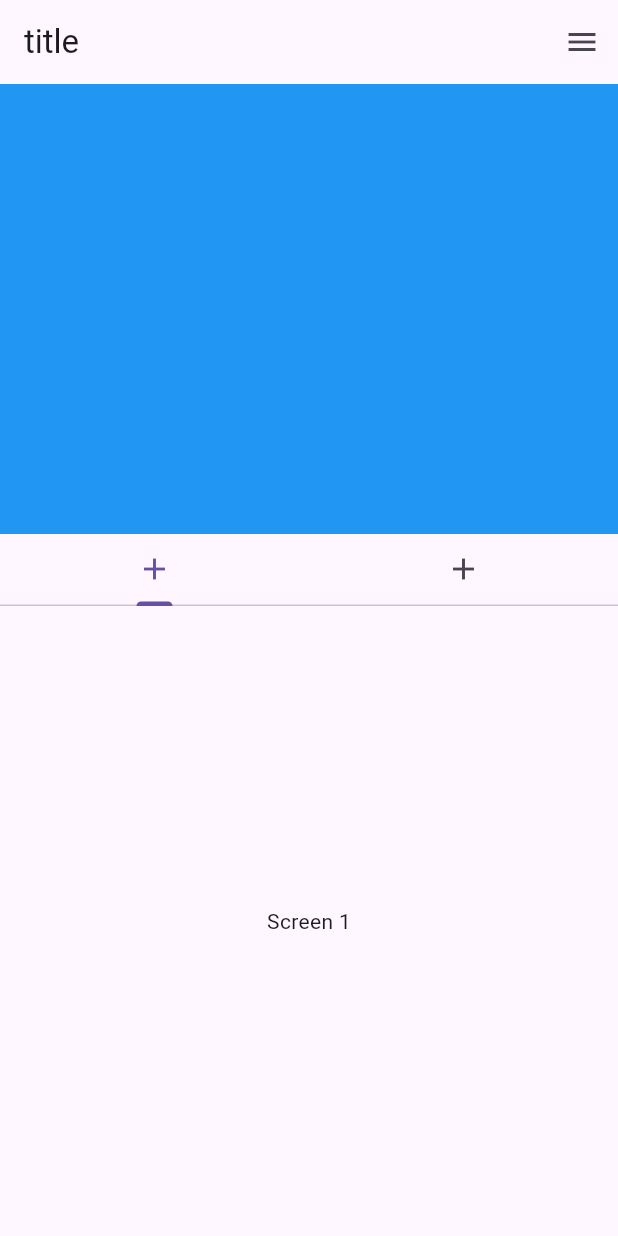
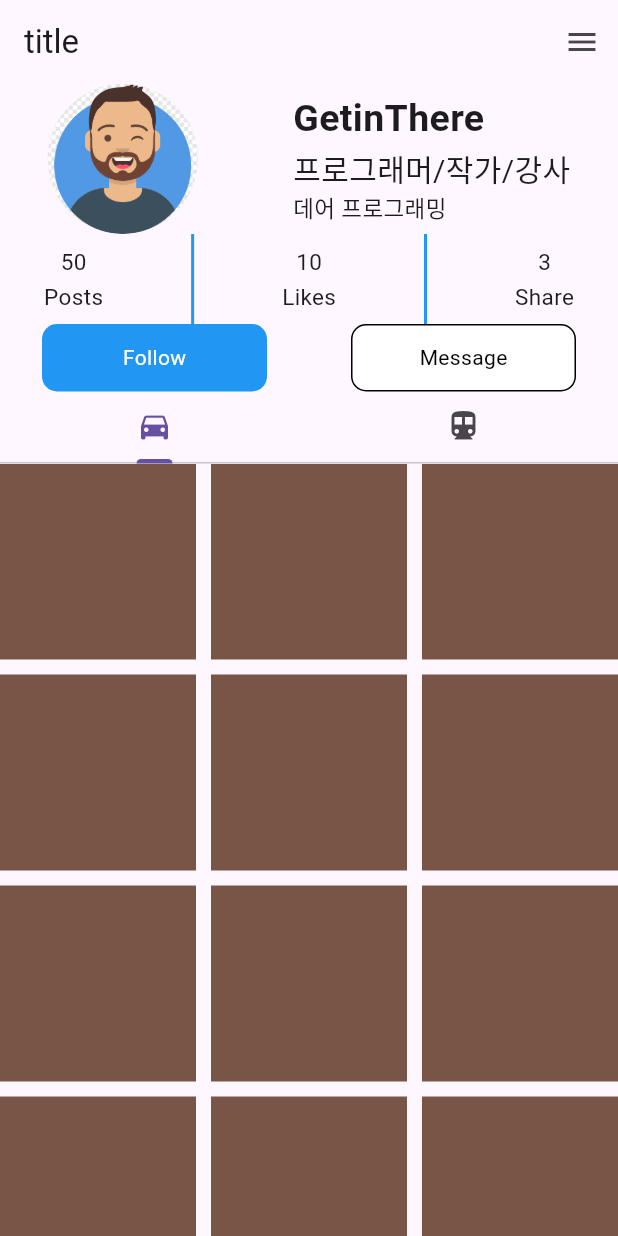
Before and after one commit to chunsicks/flutter-tapbar, a Flutter app: the screen it shows after launch, on a phone screen of 412 x 824 dp. Run offline on Flutter 3.47's test engine with Material 3 defaults, Android fonts, the phone set to English and light mode, and no system bars.

Commit message:
프로필

```diff
--- a/lib/main.dart
+++ b/lib/main.dart
@@ -1,3 +1,5 @@
+import 'dart:math';
+
 import 'package:flutter/material.dart';
 
 /// Flutter code sample for [TabBar].
@@ -31,35 +33,191 @@ class TabBarExample extends StatelessWidget {
       ),
       body: Column(
         children: [
-          Container(
-            height: 300,
-            color: Colors.blue,
+          Row(
+            mainAxisAlignment: MainAxisAlignment.spaceAround,
+            children: [
+              SizedBox(
+                width: 100,
+                height: 100,
+                child: CircleAvatar(
+                  backgroundImage: AssetImage("assets/avatar.png"),
+                ),
+              ),
+              Column(
+                crossAxisAlignment: CrossAxisAlignment.start,
+                children: [
+                  Text(
+                    "GetinThere",
+                    style: TextStyle(
+                      fontSize: 25,
+                      fontWeight: FontWeight.w700,
+                    ),
+                  ),
+                  Text(
+                    "프로그래머/작가/강사",
+                    style: TextStyle(
+                      fontSize: 20,
+                    ),
+                  ),
+                  Text(
+                    "데어 프로그래밍",
+                    style: TextStyle(
+                      fontSize: 15,
+                    ),
+                  ),
+                ],
+              )
+            ],
           ),
-          Expanded(
-            child: DefaultTabController(
-              length: 2,
-              child: Column(
+          Row(
+            mainAxisAlignment: MainAxisAlignment.spaceAround,
+            children: [
+              _buildInfo("50", "Posts"),
+              const _buildLine(),
+              _buildInfo("10", "Likes"),
+              const _buildLine(),
+              _buildInfo("3", "Share"),
+            ],
+          ),
+          Row(
+            mainAxisAlignment: MainAxisAlignment.spaceAround,
+            children: [
+              Column(
+                crossAxisAlignment: CrossAxisAlignment.center,
                 children: [
-                  TabBar(
-                    tabs: [
-                      Tab(icon: Icon(Icons.add)),
-                      Tab(icon: Icon(Icons.add)),
-                    ],
-                  ),
-                  Expanded(
-                    child: TabBarView(
-                      children: [
-                        Center(child: Text("Screen 1")),
-                        Center(child: Text("Screen 2")),
-                      ],
+                  InkWell(
+                    onTap: () {
+                      print("Follw 버튼 클릭됨");
+                    },
+                    child: Container(
+                      alignment: Alignment.center,
+                      width: 150,
+                      height: 45,
+                      child: Text(
+                        "Follow",
+                        style: TextStyle(color: Colors.white),
+                      ),
+                      decoration: BoxDecoration(
+                        color: Colors.blue,
+                        borderRadius: BorderRadius.circular(10),
+                      ),
                     ),
                   ),
                 ],
               ),
-            ),
-          )
+              Column(
+                crossAxisAlignment: CrossAxisAlignment.center,
+                children: [
+                  InkWell(
+                    onTap: () {
+                      print("Message 버튼 클릭됨");
+                    },
+                    child: Container(
+                      alignment: Alignment.center,
+                      width: 150,
+                      height: 45,
+                      child: Text(
+                        "Message",
+                        style: TextStyle(color: Colors.black),
+                      ),
+                      decoration: BoxDecoration(
+                        color: Colors.white,
+                        borderRadius: BorderRadius.circular(10),
+                        border: Border.all(),
+                      ),
+                    ),
+                  )
+                ],
+              ),
+            ],
+          ),
+         Expanded(child: ProfileTab()),
         ],
       ),
     );
   }
+
+  Column _buildInfo(String count, String title) {
+    return Column(
+      children: [
+        Text(
+          count,
+          style: TextStyle(fontSize: 15),
+        ),
+        SizedBox(
+          height: 2,
+        ),
+        Text(
+          title,
+          style: TextStyle(fontSize: 15),
+        ),
+      ],
+    );
+  }
 }
+
+class ProfileTab extends StatefulWidget {
+  const ProfileTab({super.key});
+
+  @override
+  State<ProfileTab> createState() => _ProfileTabState();
+}
+
+class _ProfileTabState extends State<ProfileTab>
+    with SingleTickerProviderStateMixin {
+  TabController? _tabController;
+
+  @override
+  void initState() {
+    super.initState();
+    _tabController = new TabController(length: 1, vsync: this);
+  }
+
+  @override
+  Widget build(BuildContext context) {
+    return Column(
+      children: [
+        TabBar(
+          controller: _tabController,
+          tabs: [
+            Tab(icon: Icon(Icons.directions_car)),
+            Tab(icon: Icon(Icons.directions_transit)),
+          ],
+        ),
+        Expanded(
+          child: TabBarView(
+            controller: _tabController,
+            children: [
+              GridView.builder(
+                gridDelegate:
+                SliverGridDelegateWithFixedCrossAxisCount(crossAxisCount: 3, mainAxisSpacing: 10, crossAxisSpacing: 10),
+                itemCount: 50,
+                itemBuilder: (context, index) => Container(
+                  width: 100,
+                  height: 100,
+                  color: Colors.primaries[Random().nextInt(Colors.primaries.length)],
+                ),
+              ),
+
+            ],
+          ),
+        ),
+      ],
+    );
+  }
+}
+
+class _buildLine extends StatelessWidget {
+  const _buildLine({
+    super.key,
+  });
+
+  @override
+  Widget build(BuildContext context) {
+    return Container(
+      width: 2,
+      height: 60,
+      color: Colors.blue,
+    );
+  }
+}
--- a/pubspec.yaml
+++ b/pubspec.yaml
@@ -59,8 +59,8 @@ flutter:
   uses-material-design: true
 
   # To add assets to your application, add an assets section, like this:
-  # assets:
-  #   - images/a_dot_burr.jpeg
+  assets:
+    - assets/
   #   - images/a_dot_ham.jpeg
 
   # An image asset can refer to one or more resolution-specific "variants", see
```
Also changed, not shown: assets/avatar.png (added).
